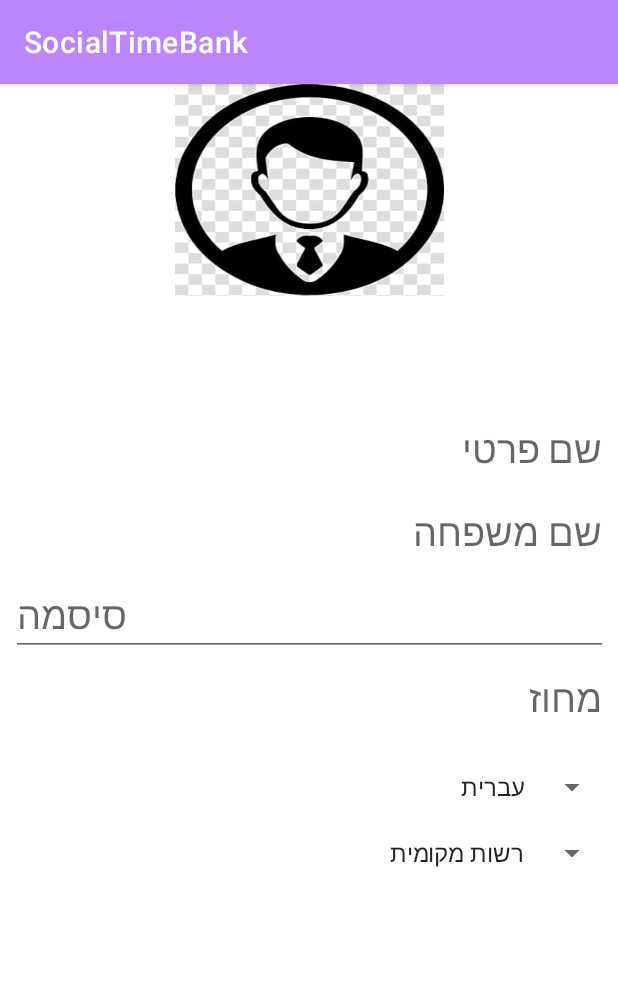
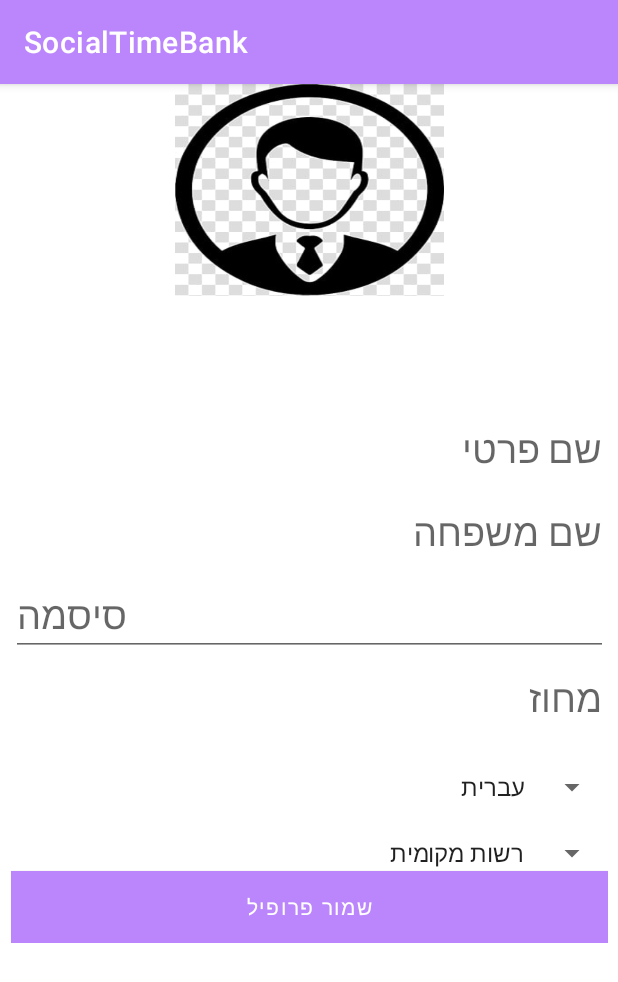
Before and after one commit to rivkaba/SocialTimeBank, an Android app: the screen it shows after launch once a user with an empty profile is signed in (profile), on a phone screen of 412 x 824 dp. Shown: the top 982 px of the screen. Run offline under Robolectric (Android 15) with nearby library versions, the phone set to English and light mode, and no system bars; our stand-ins replace Firebase (no records; nobody signed in at launch, a user with empty details on screens opened directly).

```diff
--- a/app/build.gradle
+++ b/app/build.gradle
@@ -34,6 +34,7 @@ dependencies {
     implementation 'com.google.android.material:material:1.4.0'
     implementation 'androidx.constraintlayout:constraintlayout:2.1.2'
     implementation 'com.google.firebase:firebase-auth:21.0.1'
+    implementation 'com.google.firebase:firebase-database:20.0.3'
     testImplementation 'junit:junit:'
     androidTestImplementation 'androidx.test.ext:junit:1.1.3'
     androidTestImplementation 'androidx.test.espresso:espresso-core:3.4.0'
--- a/app/src/main/java/com/Rivkaba/SocialTimeBank/profile.java
+++ b/app/src/main/java/com/Rivkaba/SocialTimeBank/profile.java
@@ -7,15 +7,30 @@ import android.util.Log;
 import android.view.View;
 import android.widget.AdapterView;
 import android.widget.ArrayAdapter;
+import android.widget.Button;
+import android.widget.EditText;
 import android.widget.Spinner;
 import android.widget.AdapterView.OnItemSelectedListener;
 
+import com.google.firebase.database.DatabaseReference;
+import com.google.firebase.database.FirebaseDatabase;
+
 public class profile extends AppCompatActivity {
 
+    private Button save;
+    private EditText name;
+    private EditText lastName;
+    private EditText passWord;
+    private EditText district;
     @Override
     protected void onCreate(Bundle savedInstanceState) {
         super.onCreate(savedInstanceState);
         setContentView(R.layout.activity_profile);
+        save = (Button) findViewById(R.id.save);
+        name = (EditText) findViewById(R.id.Name);
+      lastName = (EditText) findViewById(R.id.LastName);
+        passWord = (EditText) findViewById(R.id.Password);
+        district = (EditText) findViewById(R.id.district);
 
         Spinner staticSpinner = (Spinner) findViewById(R.id.static_spinner);
 
@@ -53,4 +68,13 @@ public class profile extends AppCompatActivity {
             }
         });
     }
+    public void save(View view)
+    {
+        // Write a message to the database
+        FirebaseDatabase database = FirebaseDatabase.getInstance();
+        DatabaseReference myRef = database.getReference("user");
+       User user= new User(name.getText().toString(),lastName.getText().toString(),passWord.getText().toString(),district.getText().toString());
+       //
+        myRef.setValue(user);
+    }
 }
--- a/app/src/main/res/layout/activity_login.xml
+++ b/app/src/main/res/layout/activity_login.xml
@@ -10,7 +10,7 @@
         android:id="@+id/textView"
         android:layout_width="wrap_content"
         android:layout_height="wrap_content"
-        android:text="Hello World!"
+        android:text="Social Time Bank"
         android:textSize="24sp"
         app:layout_constraintBottom_toBottomOf="parent"
         app:layout_constraintHorizontal_bias="0.462"
--- a/app/src/main/res/layout/activity_profile.xml
+++ b/app/src/main/res/layout/activity_profile.xml
@@ -49,7 +49,7 @@
                 android:textSize="25dp" />
 
             <EditText
-                android:id="@+id/editTextTextPassword"
+                android:id="@+id/Password"
                 android:layout_width="match_parent"
                 android:layout_height="wrap_content"
                 android:ems="10"
@@ -57,7 +57,7 @@
                 android:hint="סיסמה"
                 android:textSize="25dp" />
             <EditText
-                android:id="@+id/Machoze"
+                android:id="@+id/district"
                 android:layout_width="match_parent"
                 android:layout_height="wrap_content"
                 android:ems="10"
@@ -70,14 +70,23 @@
                 android:id="@+id/static_spinner"
                 android:layout_width="fill_parent"
                 android:layout_height="wrap_content"
+                android:textSize="25dp"
                 android:layout_marginBottom="20dp"
                 android:layout_marginTop="20dp" />
 
             <Spinner
                 android:id="@+id/dynamic_spinner"
                 android:layout_width="fill_parent"
-                android:layout_height="wrap_content" />
+                android:layout_height="wrap_content"
+                android:textSize="25dp"/>
 
+            <Button
+                android:id="@+id/save"
+                android:layout_width="match_parent"
+                android:layout_height="wrap_content"
+                android:background="#EADFDF"
+                android:onClick="save"
+                android:text="שמור פרופיל" />
 
 
         </LinearLayout>
```
Also changed, not shown: app/src/main/java/com/Rivkaba/SocialTimeBank/User.java (added, +43 -0 lines).
